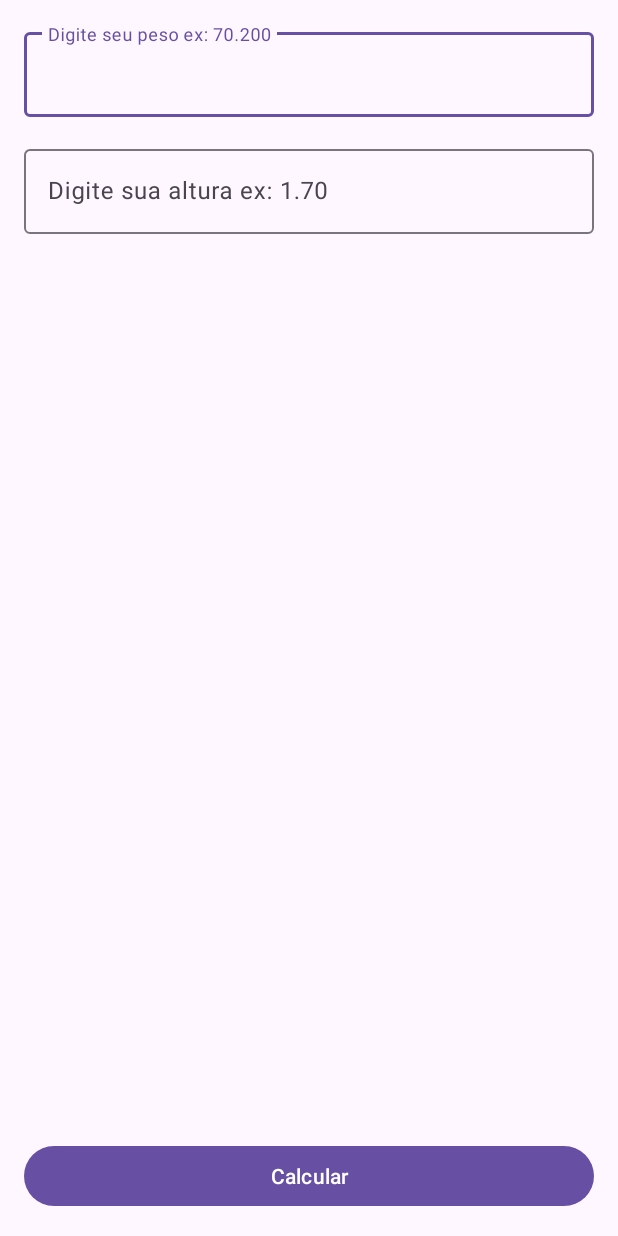
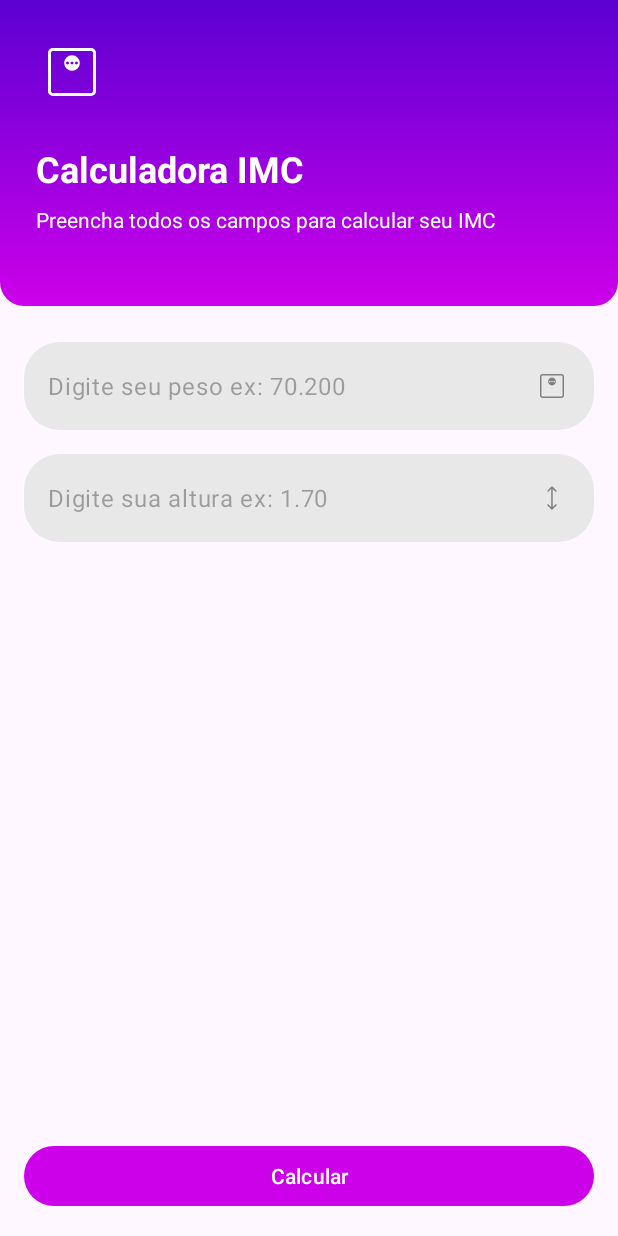
Before and after one commit to wsaadeh/calculadoraImc, an Android app: the screen it shows after launch (MainActivity), on a phone screen of 412 x 824 dp. Run offline under Robolectric (Android 15) with nearby library versions, the phone set to English and light mode, and no system bars.

Commit message:
Melhorando experiência do usuário

```diff
--- /dev/null
+++ b/app/src/main/res/drawable/gradiente_bg.xml
@@ -0,0 +1,12 @@
+<?xml version="1.0" encoding="utf-8"?>
+<shape xmlns:android="http://schemas.android.com/apk/res/android">
+    <corners android:topLeftRadius="0dp"
+             android:topRightRadius="0dp"
+             android:bottomLeftRadius="16dp"
+             android:bottomRightRadius="16dp" />
+
+    <gradient
+        android:startColor="@color/primary_400"
+        android:endColor="@color/primary_900"
+        android:angle="90"/>
+</shape>
--- /dev/null
+++ b/app/src/main/res/drawable/ic_height.xml
@@ -0,0 +1,9 @@
+<vector xmlns:android="http://schemas.android.com/apk/res/android"
+    android:width="24dp"
+    android:height="24dp"
+    android:viewportWidth="960"
+    android:viewportHeight="960">
+  <path
+      android:pathData="M479.23,800 L347.69,668.46l27.54,-27.54 84,82.23v-487.07l-83.23,83 -27.54,-27.54L480,160l131.54,131.54 -28.31,28.54 -84,-83.23v486.3l84,-82.23 27.54,27.54L479.23,800Z"
+      android:fillColor="#FF808080"/>
+</vector>
--- /dev/null
+++ b/app/src/main/res/drawable/ic_weight.xml
@@ -0,0 +1,9 @@
+<vector xmlns:android="http://schemas.android.com/apk/res/android"
+    android:width="24dp"
+    android:height="24dp"
+    android:viewportWidth="960"
+    android:viewportHeight="960">
+  <path
+      android:pathData="M480,464.62q43.85,0 74.23,-30.39 30.39,-30.38 30.39,-74.23 0,-43.85 -30.39,-74.23 -30.38,-30.39 -74.23,-30.39 -43.85,0 -74.23,30.39 -30.39,30.38 -30.39,74.23 0,43.85 30.39,74.23 30.38,30.39 74.23,30.39ZM420,380q-8,0 -14,-6t-6,-14q0,-8 6,-14t14,-6q8,0 14,6t6,14q0,8 -6,14t-14,6ZM480,380q-8,0 -14,-6t-6,-14q0,-8 6,-14t14,-6q8,0 14,6t6,14q0,8 -6,14t-14,6ZM540,380q-8,0 -14,-6t-6,-14q0,-8 6,-14t14,-6q8,0 14,6t6,14q0,8 -6,14t-14,6ZM224.62,800q-27.62,0 -46.12,-18.5Q160,763 160,735.38v-510.76q0,-27.62 18.5,-46.12Q197,160 224.62,160h510.76q27.62,0 46.12,18.5Q800,197 800,224.62v510.76q0,27.62 -18.5,46.12Q763,800 735.38,800L224.62,800ZM224.62,760h510.76q9.24,0 16.93,-7.69 7.69,-7.69 7.69,-16.93v-510.76q0,-9.24 -7.69,-16.93 -7.69,-7.69 -16.93,-7.69L224.62,200q-9.24,0 -16.93,7.69 -7.69,7.69 -7.69,16.93v510.76q0,9.24 7.69,16.93 7.69,7.69 16.93,7.69ZM200,200v560,-560Z"
+      android:fillColor="#FF808080"/><!--"#5f6368"-->
+</vector>
--- /dev/null
+++ b/app/src/main/res/drawable/rounded_bg.xml
@@ -0,0 +1,5 @@
+<?xml version="1.0" encoding="utf-8"?>
+<shape xmlns:android="http://schemas.android.com/apk/res/android">
+    <solid android:color="#E8E8E8" />
+    <corners android:radius="24dp" />
+</shape>
--- a/app/src/main/res/layout/activity_main.xml
+++ b/app/src/main/res/layout/activity_main.xml
@@ -6,6 +6,43 @@
     android:layout_height="match_parent"
     tools:context=".MainActivity">
 
+    <LinearLayout
+        android:id="@+id/vg_header"
+        android:layout_width="match_parent"
+        android:layout_height="wrap_content"
+        android:background="@drawable/gradiente_bg"
+        android:orientation="vertical"
+        app:layout_constraintEnd_toEndOf="parent"
+        app:layout_constraintStart_toStartOf="parent"
+        app:layout_constraintTop_toTopOf="parent">
+
+        <ImageView
+            android:layout_width="48dp"
+            android:layout_height="48dp"
+            android:layout_margin="24dp"
+            android:src="@drawable/ic_weight"
+            app:tint="@color/white"/>
+
+        <TextView
+            android:layout_marginStart="24dp"
+            android:layout_width="wrap_content"
+            android:layout_height="wrap_content"
+            android:textColor="@color/white"
+            android:textStyle="bold"
+            android:textSize="24sp"
+            android:text="Calculadora IMC"/>
+
+        <TextView
+            android:layout_marginStart="24dp"
+            android:layout_width="wrap_content"
+            android:layout_marginTop="8dp"
+            android:layout_height="wrap_content"
+            android:layout_marginEnd="24dp"
+            android:layout_marginBottom="48dp"
+            android:text="Preencha todos os campos para calcular seu IMC"
+            android:textColor="@color/white"/>
+
+    </LinearLayout>
 
     <Button
         android:id="@+id/btn_calcular"
@@ -15,29 +52,38 @@
         android:text="Calcular"
         app:layout_constraintBottom_toBottomOf="parent"
         app:layout_constraintEnd_toEndOf="parent"
-        app:layout_constraintStart_toStartOf="parent" />
+        app:layout_constraintStart_toStartOf="parent"
+        />
 
     <com.google.android.material.textfield.TextInputLayout
         android:id="@+id/textInputLayout"
         android:layout_width="match_parent"
         android:layout_height="wrap_content"
-        android:layout_margin="16dp"
+        android:layout_marginStart="16dp"
+        android:layout_marginEnd="16dp"
+        android:layout_marginTop="24dp"
+        app:hintEnabled="false"
         app:layout_constraintEnd_toEndOf="parent"
         app:layout_constraintStart_toStartOf="parent"
-        app:layout_constraintTop_toTopOf="parent">
+        app:layout_constraintTop_toBottomOf="@+id/vg_header">
 
         <com.google.android.material.textfield.TextInputEditText
             android:id="@+id/edt_peso"
             android:layout_width="match_parent"
             android:layout_height="wrap_content"
+            android:background="@drawable/rounded_bg"
+            android:drawableEnd="@drawable/ic_weight"
             android:hint="Digite seu peso ex: 70.200"
-            android:inputType="numberDecimal" />
+            android:inputType="numberDecimal"
+            android:maxLength="6" />
     </com.google.android.material.textfield.TextInputLayout>
 
     <com.google.android.material.textfield.TextInputLayout
+        android:id="@+id/textInputLayout2"
         android:layout_width="match_parent"
+        android:layout_height="wrap_content"
         android:layout_margin="16dp"
-        android:layout_height="wrap_content"
+        app:hintEnabled="false"
         app:layout_constraintTop_toBottomOf="@+id/textInputLayout"
         tools:layout_editor_absoluteX="1dp">
 
@@ -45,7 +91,10 @@
             android:id="@+id/edt_altura"
             android:layout_width="match_parent"
             android:layout_height="wrap_content"
+            android:background="@drawable/rounded_bg"
+            android:drawableEnd="@drawable/ic_height"
+            android:hint="Digite sua altura ex: 1.70"
             android:inputType="numberDecimal"
-            android:hint="Digite sua altura ex: 1.70" />
+            android:maxLength="4" />
     </com.google.android.material.textfield.TextInputLayout>
 </androidx.constraintlayout.widget.ConstraintLayout>
--- a/app/src/main/res/values-night/themes.xml
+++ b/app/src/main/res/values-night/themes.xml
@@ -2,6 +2,7 @@
     <!-- Base application theme. -->
     <style name="Base.Theme.Calculadoraimc" parent="Theme.Material3.DayNight.NoActionBar">
         <!-- Customize your dark theme here. -->
-        <!-- <item name="colorPrimary">@color/my_dark_primary</item> -->
+         <item name="colorPrimary">@color/primary_400</item>
+        <item name="android:statusBarColor">@color/primary_900</item>
     </style>
 </resources>
--- a/app/src/main/res/values/colors.xml
+++ b/app/src/main/res/values/colors.xml
@@ -2,4 +2,9 @@
 <resources>
     <color name="black">#FF000000</color>
     <color name="white">#FFFFFFFF</color>
+    <color name="red">#cd1c18</color>
+    <color name="yellow">#ffde21</color>
+    <color name="green">#2e6f40</color>
+    <color name="primary_400">#cd00ea</color>
+    <color name="primary_900">#5c00d2</color>
 </resources>
--- a/app/src/main/res/values/themes.xml
+++ b/app/src/main/res/values/themes.xml
@@ -2,7 +2,8 @@
     <!-- Base application theme. -->
     <style name="Base.Theme.Calculadoraimc" parent="Theme.Material3.DayNight.NoActionBar">
         <!-- Customize your light theme here. -->
-        <!-- <item name="colorPrimary">@color/my_light_primary</item> -->
+         <item name="colorPrimary">@color/primary_400</item>
+        <item name="android:statusBarColor">@color/primary_900</item>
     </style>
 
     <style name="Theme.Calculadoraimc" parent="Base.Theme.Calculadoraimc" />
```
Also changed, not shown: app/src/main/java/com/comunidadedevspace/imc/MainActivity.kt (+3 -7 lines), app/src/main/java/com/comunidadedevspace/imc/ResultActivity.kt (+14 -0 lines), app/src/main/res/layout/activity_result.xml (+46 -4 lines).
